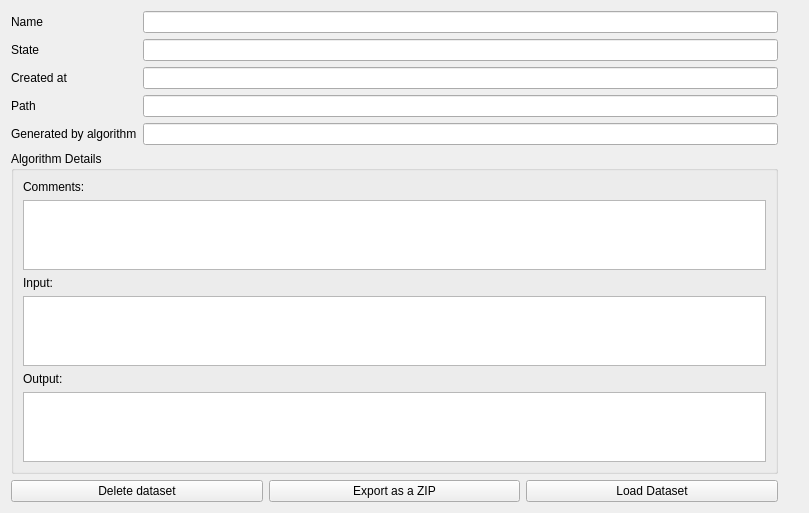
This is LDMP/gui/WidgetDatasetItemDetails.ui in ConservationInternational/trends.earth as Qt 5 draws it before an edit. The edited form follows.
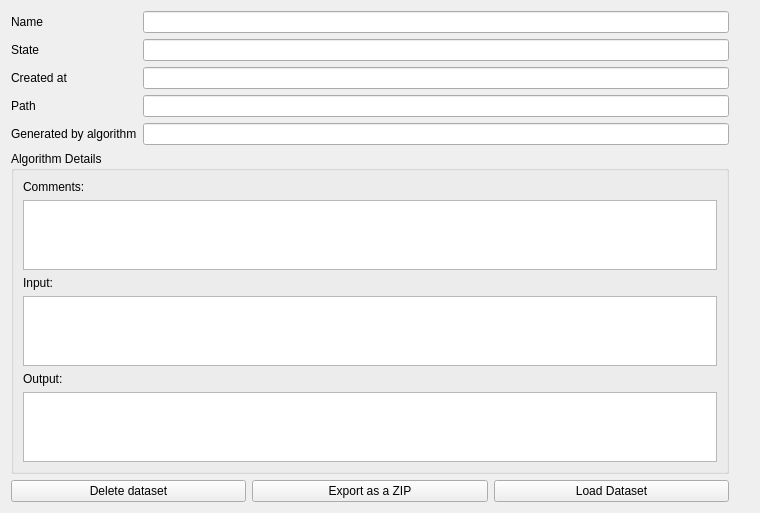
This is the edited form. Icons and pictures are not drawn. Custom widgets are drawn as their Qt base class.

Patch:
```diff
--- a/LDMP/gui/WidgetDatasetItemDetails.ui
+++ b/LDMP/gui/WidgetDatasetItemDetails.ui
@@ -6,8 +6,8 @@
    <rect>
     <x>0</x>
     <y>0</y>
-    <width>809</width>
-    <height>366</height>
+    <width>760</width>
+    <height>353</height>
    </rect>
   </property>
   <property name="sizePolicy">
```
Left out of the diff: 6 changed lines with no effect on the pictures.
